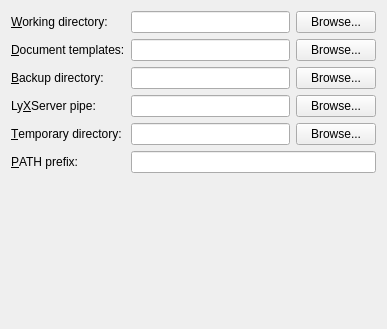
First picture: the form in src/frontends/qt4/ui/QPrefPathsUi.ui, repository cburschka/lyx, before the edit.
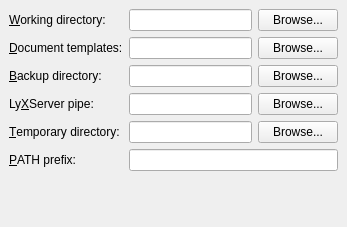
Second picture: the form after the edit.

Diff of the .ui file:
```diff
--- a/src/frontends/qt4/ui/QPrefPathsUi.ui
+++ b/src/frontends/qt4/ui/QPrefPathsUi.ui
@@ -8,33 +8,32 @@
    <rect>
     <x>0</x>
     <y>0</y>
-    <width>387</width>
-    <height>329</height>
+    <width>347</width>
+    <height>227</height>
    </rect>
   </property>
   <property name="windowTitle" >
    <string/>
   </property>
-  <layout class="QVBoxLayout" >
-   <property name="margin" >
-    <number>11</number>
-   </property>
-   <property name="spacing" >
-    <number>6</number>
-   </property>
-   <item>
     <layout class="QGridLayout" >
      <property name="margin" >
-      <number>0</number>
+    <number>9</number>
      </property>
      <property name="spacing" >
       <number>6</number>
      </property>
-     <item row="4" column="1" >
-      <widget class="QLineEdit" name="tempDirED" />
-     </item>
-     <item row="3" column="2" >
-      <widget class="QPushButton" name="lyxserverDirPB" >
+   <item row="3" column="0" >
+    <widget class="QLabel" name="lyxserverDirLA" >
+     <property name="text" >
+      <string>Ly&amp;XServer pipe:</string>
+     </property>
+     <property name="buddy" >
+      <cstring>lyxserverDirED</cstring>
+     </property>
+    </widget>
+   </item>
+   <item row="1" column="2" >
+    <widget class="QPushButton" name="templateDirPB" >
        <property name="text" >
         <string>Browse...</string>
        </property>
@@ -43,39 +42,42 @@
        </property>
       </widget>
      </item>
-     <item row="1" column="0" >
-      <widget class="QLabel" name="templateDirLA" >
+   <item row="5" column="1" colspan="2" >
+    <widget class="QLineEdit" name="pathPrefixED" />
+   </item>
+   <item row="2" column="2" >
+    <widget class="QPushButton" name="backupDirPB" >
        <property name="text" >
-        <string>&amp;Document templates:</string>
-       </property>
-       <property name="buddy" >
-        <cstring>templateDirED</cstring>
+      <string>Browse...</string>
+     </property>
+     <property name="autoDefault" >
+      <bool>false</bool>
        </property>
       </widget>
      </item>
-     <item row="0" column="1" >
-      <widget class="QLineEdit" name="workingDirED" />
-     </item>
-     <item row="2" column="1" >
-      <widget class="QLineEdit" name="backupDirED" />
-     </item>
-     <item row="2" column="0" >
-      <widget class="QLabel" name="backupDirLA" >
+   <item row="4" column="2" >
+    <widget class="QPushButton" name="tempDirPB" >
        <property name="text" >
-        <string>&amp;Backup directory:</string>
-       </property>
-       <property name="buddy" >
-        <cstring>backupDirED</cstring>
+      <string>Browse...</string>
+     </property>
+     <property name="autoDefault" >
+      <bool>false</bool>
        </property>
       </widget>
      </item>
-     <item row="4" column="0" >
-      <widget class="QLabel" name="tempDirLA" >
+   <item row="3" column="1" >
+    <widget class="QLineEdit" name="lyxserverDirED" />
+   </item>
+   <item row="1" column="1" >
+    <widget class="QLineEdit" name="templateDirED" />
+   </item>
+   <item row="0" column="2" >
+    <widget class="QPushButton" name="workingDirPB" >
        <property name="text" >
-        <string>&amp;Temporary directory:</string>
-       </property>
-       <property name="buddy" >
-        <cstring>tempDirED</cstring>
+      <string>Browse...</string>
+     </property>
+     <property name="autoDefault" >
+      <bool>false</bool>
        </property>
       </widget>
      </item>
@@ -89,6 +91,42 @@
        </property>
       </widget>
      </item>
+   <item row="4" column="0" >
+    <widget class="QLabel" name="tempDirLA" >
+     <property name="text" >
+      <string>&amp;Temporary directory:</string>
+     </property>
+     <property name="buddy" >
+      <cstring>tempDirED</cstring>
+     </property>
+    </widget>
+   </item>
+   <item row="2" column="0" >
+    <widget class="QLabel" name="backupDirLA" >
+     <property name="text" >
+      <string>&amp;Backup directory:</string>
+     </property>
+     <property name="buddy" >
+      <cstring>backupDirED</cstring>
+     </property>
+    </widget>
+   </item>
+   <item row="2" column="1" >
+    <widget class="QLineEdit" name="backupDirED" />
+   </item>
+   <item row="0" column="1" >
+    <widget class="QLineEdit" name="workingDirED" />
+   </item>
+   <item row="3" column="2" >
+    <widget class="QPushButton" name="lyxserverDirPB" >
+     <property name="text" >
+      <string>Browse...</string>
+     </property>
+     <property name="autoDefault" >
+      <bool>false</bool>
+     </property>
+    </widget>
+   </item>
      <item row="0" column="0" >
       <widget class="QLabel" name="workingDirLA" >
        <property name="text" >
@@ -99,68 +137,20 @@
        </property>
       </widget>
      </item>
-     <item row="0" column="2" >
-      <widget class="QPushButton" name="workingDirPB" >
+   <item row="1" column="0" >
+    <widget class="QLabel" name="templateDirLA" >
        <property name="text" >
-        <string>Browse...</string>
-       </property>
-       <property name="autoDefault" >
-        <bool>false</bool>
-       </property>
-      </widget>
-     </item>
-     <item row="1" column="1" >
-      <widget class="QLineEdit" name="templateDirED" />
-     </item>
-     <item row="3" column="1" >
-      <widget class="QLineEdit" name="lyxserverDirED" />
-     </item>
-     <item row="4" column="2" >
-      <widget class="QPushButton" name="tempDirPB" >
-       <property name="text" >
-        <string>Browse...</string>
-       </property>
-       <property name="autoDefault" >
-        <bool>false</bool>
-       </property>
-      </widget>
-     </item>
-     <item row="2" column="2" >
-      <widget class="QPushButton" name="backupDirPB" >
-       <property name="text" >
-        <string>Browse...</string>
-       </property>
-       <property name="autoDefault" >
-        <bool>false</bool>
-       </property>
-      </widget>
-     </item>
-     <item row="5" column="1" colspan="2" >
-      <widget class="QLineEdit" name="pathPrefixED" />
-     </item>
-     <item row="1" column="2" >
-      <widget class="QPushButton" name="templateDirPB" >
-       <property name="text" >
-        <string>Browse...</string>
-       </property>
-       <property name="autoDefault" >
-        <bool>false</bool>
-       </property>
-      </widget>
-     </item>
-     <item row="3" column="0" >
-      <widget class="QLabel" name="lyxserverDirLA" >
-       <property name="text" >
-        <string>Ly&amp;XServer pipe:</string>
+      <string>&amp;Document templates:</string>
        </property>
        <property name="buddy" >
         <cstring>lyxserverDirED</cstring>
        </property>
       </widget>
      </item>
-    </layout>
+   <item row="4" column="1" >
+    <widget class="QLineEdit" name="tempDirED" />
    </item>
-   <item>
+   <item row="6" column="0" colspan="3" >
     <spacer>
      <property name="orientation" >
       <enum>Qt::Vertical</enum>
```
Left out of the diff: 2 changed lines with no effect on the pictures. Lines whose indentation alone changed are shown as unchanged.
